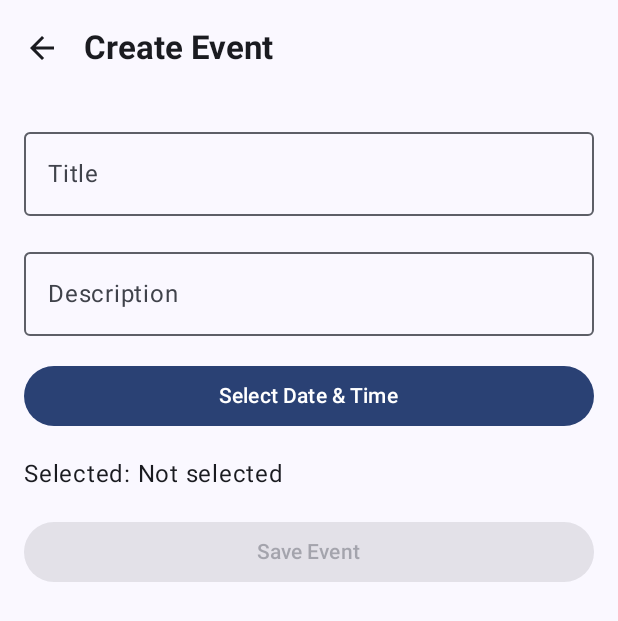
After one commit to Dinabdullah/Event-Countdown, an Android app built with Jetpack Compose: the AddEventScreen screen opened through its navigation route, on a phone screen of 412 x 824 dp. The commit adds this screen. Shown: the top 621 px of the screen. Run offline under Robolectric (Android 15) with nearby library versions, the phone set to English and light mode, and no system bars; our stand-ins replace Room's generated code.

Commit message:
update add event

```diff
--- /dev/null
+++ b/app/src/main/java/com/example/eventcountdown/AddEventScreen.kt
@@ -0,0 +1,108 @@
+package com.example.eventcountdown
+
+import android.app.DatePickerDialog
+import android.app.TimePickerDialog
+import androidx.compose.foundation.layout.*
+import androidx.compose.material.icons.Icons
+import androidx.compose.material.icons.filled.ArrowBack
+import androidx.compose.material3.*
+import androidx.compose.runtime.*
+import androidx.compose.ui.Alignment
+import androidx.compose.ui.Modifier
+import androidx.compose.ui.graphics.Color
+import androidx.compose.ui.platform.LocalContext
+import androidx.compose.ui.unit.dp
+import androidx.navigation.NavController
+import java.util.*
+
+@OptIn(ExperimentalMaterial3Api::class)
+@Composable
+fun AddEventScreen(navController: NavController, viewModel: EventViewModel) {
+    var title by remember { mutableStateOf("") }
+    var description by remember { mutableStateOf("") }
+    var selectedDate by remember { mutableStateOf<Date?>(null) }
+    val context = LocalContext.current
+    val calendar = remember { Calendar.getInstance() }
+
+    val datePicker = DatePickerDialog(
+        context,
+        { _, y, m, d ->
+            TimePickerDialog(
+                context,
+                { _, h, min ->
+                    calendar.set(y, m, d, h, min)
+                    selectedDate = calendar.time
+                },
+                calendar.get(Calendar.HOUR),
+                calendar.get(Calendar.MINUTE),
+                true
+            ).show()
+        },
+        calendar.get(Calendar.YEAR),
+        calendar.get(Calendar.MONTH),
+        calendar.get(Calendar.DAY_OF_MONTH)
+    )
+
+    Scaffold(
+        topBar = {
+            TopAppBar(
+                title = { Text("Create Event") },
+                navigationIcon = {
+                    IconButton(onClick = { navController.popBackStack() }) {
+                        Icon(Icons.Default.ArrowBack, contentDescription = "Back")
+                    }
+                }
+            )
+        }
+    ) { padding ->
+        Column(
+            Modifier
+                .padding(padding)
+                .padding(16.dp)
+                .fillMaxSize(),
+            verticalArrangement = Arrangement.spacedBy(16.dp)
+        ) {
+            OutlinedTextField(
+                value = title,
+                onValueChange = { title = it },
+                label = { Text("Title") },
+                modifier = Modifier.fillMaxWidth()
+            )
+
+            OutlinedTextField(
+                value = description,
+                onValueChange = { description = it },
+                label = { Text("Description") },
+                modifier = Modifier.fillMaxWidth(),
+                maxLines = 3
+            )
+
+            Button(
+                onClick = { datePicker.show() },
+                modifier = Modifier.fillMaxWidth()
+            ) {
+                Text("Select Date & Time")
+            }
+
+            Text("Selected: ${selectedDate?.toString() ?: "Not selected"}")
+
+            Button(
+                onClick = {
+                    selectedDate?.let {
+                        viewModel.addEvent(Event(
+                            title = title,
+                            description = description,
+                            date = it,
+                            color = Color.Blue.toString()
+                        ))
+                        navController.popBackStack()
+                    }
+                },
+                modifier = Modifier.fillMaxWidth(),
+                enabled = title.isNotBlank() && selectedDate != null
+            ) {
+                Text("Save Event")
+            }
+        }
+    }
+}
--- /dev/null
+++ b/app/src/main/java/com/example/eventcountdown/AppDatabase.kt
@@ -0,0 +1,11 @@
+package com.example.eventcountdown
+
+import androidx.room.Database
+import androidx.room.RoomDatabase
+import androidx.room.TypeConverters
+
+@Database(entities = [Event::class], version = 1)
+@TypeConverters(Converters::class)
+abstract class AppDatabase : RoomDatabase() {
+    abstract fun eventDao(): EventDao
+}
--- /dev/null
+++ b/app/src/main/java/com/example/eventcountdown/EventDao.kt
@@ -0,0 +1,15 @@
+package com.example.eventcountdown
+
+import androidx.room.Dao
+import androidx.room.Insert
+import androidx.room.Query
+import kotlinx.coroutines.flow.Flow
+
+@Dao
+interface EventDao {
+    @Insert
+    suspend fun insert(event: Event)
+
+    @Query("SELECT * FROM events ORDER BY date ASC")
+    fun getAllEvents(): Flow<List<Event>>
+}
--- /dev/null
+++ b/app/src/main/java/com/example/eventcountdown/EventViewModel.kt
@@ -0,0 +1,58 @@
+package com.example.eventcountdown
+
+import androidx.lifecycle.ViewModel
+import androidx.lifecycle.viewModelScope
+import kotlinx.coroutines.flow.MutableStateFlow
+import kotlinx.coroutines.flow.StateFlow
+import kotlinx.coroutines.flow.asStateFlow
+import kotlinx.coroutines.flow.catch
+import kotlinx.coroutines.flow.onStart
+import kotlinx.coroutines.launch
+
+class EventViewModel(private val eventDao: EventDao) : ViewModel() {
+    private val _events = MutableStateFlow<List<Event>>(emptyList())
+    val events: StateFlow<List<Event>> = _events.asStateFlow()
+
+    private val _isLoading = MutableStateFlow(false)
+    val isLoading: StateFlow<Boolean> = _isLoading.asStateFlow()
+
+    private val _error = MutableStateFlow<String?>(null)
+    val error: StateFlow<String?> = _error.asStateFlow()
+
+    init {
+        loadEvents()
+    }
+
+    fun loadEvents() {
+        viewModelScope.launch {
+            eventDao.getAllEvents()
+                .onStart { _isLoading.value = true }
+                .catch { exception ->
+                    _error.value = "Failed to load events: ${exception.message}"
+                    _isLoading.value = false
+                }
+                .collect { events ->
+                    _events.value = events
+                    _isLoading.value = false
+                    _error.value = null
+                }
+        }
+    }
+
+    fun addEvent(event: Event) {
+        viewModelScope.launch {
+            try {
+                _isLoading.value = true
+                eventDao.insert(event)
+            } catch (e: Exception) {
+                _error.value = "Failed to add event: ${e.message}"
+            } finally {
+                _isLoading.value = false
+            }
+        }
+    }
+
+    fun clearError() {
+        _error.value = null
+    }
+}
--- /dev/null
+++ b/app/src/main/java/com/example/eventcountdown/HomeScreen.kt
@@ -0,0 +1,91 @@
+package com.example.eventcountdown
+
+import androidx.compose.foundation.layout.*
+import androidx.compose.material.icons.Icons
+import androidx.compose.material.icons.filled.Add
+import androidx.compose.material3.*
+import androidx.compose.runtime.Composable
+import androidx.compose.runtime.collectAsState
+import androidx.compose.runtime.getValue
+import androidx.compose.ui.Alignment
+import androidx.compose.ui.Modifier
+import androidx.compose.ui.graphics.Color
+import androidx.compose.ui.text.font.FontWeight
+import androidx.compose.ui.unit.dp
+import androidx.compose.ui.unit.sp
+import androidx.navigation.NavController
+
+@OptIn(ExperimentalMaterial3Api::class)
+@Composable
+fun HomeScreen(navController: NavController, viewModel: EventViewModel) {
+    val events by viewModel.events.collectAsState()
+
+    Scaffold(
+        floatingActionButton = {
+            FloatingActionButton(
+                onClick = { navController.navigate("addEvent") },
+                containerColor = Color.Blue,
+                contentColor = Color.White
+            ) {
+                Icon(
+                    imageVector = Icons.Default.Add,
+                    contentDescription = "Add Event"
+                )
+            }
+        }
+    ) { padding ->
+        if (events.isEmpty()) {
+            Box(
+                modifier = Modifier
+                    .fillMaxSize()
+                    .padding(padding),
+                contentAlignment = Alignment.Center
+            ) {
+                Text(
+                    text = "No events yet",
+                    fontSize = 20.sp,
+                    fontWeight = FontWeight.Bold,
+                    style = MaterialTheme.typography.titleLarge
+                )
+            }
+        } else {
+            Column(
+                modifier = Modifier
+                    .fillMaxSize()
+                    .padding(padding)
+            ) {
+                events.forEach { event ->
+                    EventItem(event = event)
+                }
+            }
+        }
+    }
+}
+
+@Composable
+fun EventItem(event: Event) {
+    Card(
+        modifier = Modifier
+            .fillMaxWidth()
+            .padding(8.dp),
+        elevation = CardDefaults.cardElevation(defaultElevation = 4.dp)
+    ) {
+        Column(
+            modifier = Modifier.padding(16.dp)
+        ) {
+            Text(
+                text = event.title,
+                fontWeight = FontWeight.Bold,
+                style = MaterialTheme.typography.titleMedium
+            )
+            Text(
+                text = event.description,
+                style = MaterialTheme.typography.bodyMedium
+            )
+            Text(
+                text = event.date.toString(),
+                style = MaterialTheme.typography.bodySmall
+            )
+        }
+    }
+}
--- a/app/src/main/java/com/example/eventcountdown/MainActivity.kt
+++ b/app/src/main/java/com/example/eventcountdown/MainActivity.kt
@@ -3,45 +3,32 @@ package com.example.eventcountdown
 import android.os.Bundle
 import androidx.activity.ComponentActivity
 import androidx.activity.compose.setContent
-import androidx.activity.enableEdgeToEdge
 import androidx.compose.foundation.layout.fillMaxSize
-import androidx.compose.foundation.layout.padding
-import androidx.compose.material3.Scaffold
-import androidx.compose.material3.Text
-import androidx.compose.runtime.Composable
+import androidx.compose.material3.MaterialTheme
+import androidx.compose.material3.Surface
 import androidx.compose.ui.Modifier
-import androidx.compose.ui.tooling.preview.Preview
+import androidx.room.Room
 import com.example.eventcountdown.ui.theme.EventCountdownTheme
 
 class MainActivity : ComponentActivity() {
     override fun onCreate(savedInstanceState: Bundle?) {
         super.onCreate(savedInstanceState)
-        enableEdgeToEdge()
+
+        val db = Room.databaseBuilder(
+            applicationContext,
+            AppDatabase::class.java,
+            "event_database.db"
+        ).fallbackToDestructiveMigration().build()
+
         setContent {
             EventCountdownTheme {
-                Scaffold(modifier = Modifier.fillMaxSize()) { innerPadding ->
-                    Greeting(
-                        name = "Android",
-                        modifier = Modifier.padding(innerPadding)
-                    )
+                Surface(
+                    color = MaterialTheme.colorScheme.background,
+                    modifier = Modifier.fillMaxSize()
+                ) {
+                    EventNavigation(EventViewModel(db.eventDao()))
                 }
             }
         }
     }
 }
-
-@Composable
-fun Greeting(name: String, modifier: Modifier = Modifier) {
-    Text(
-        text = "Hello $name!",
-        modifier = modifier
-    )
-}
-
-@Preview(showBackground = true)
-@Composable
-fun GreetingPreview() {
-    EventCountdownTheme {
-        Greeting("Android")
-    }
-}
--- /dev/null
+++ b/app/src/main/java/com/example/eventcountdown/Navigation.kt
@@ -0,0 +1,20 @@
+package com.example.eventcountdown
+
+import androidx.compose.runtime.Composable
+import androidx.navigation.compose.NavHost
+import androidx.navigation.compose.composable
+import androidx.navigation.compose.rememberNavController
+
+@Composable
+fun EventNavigation(eventViewModel: EventViewModel) {
+    val navController = rememberNavController()
+
+    NavHost(navController = navController, startDestination = "home") {
+        composable("home") {
+            HomeScreen(navController, eventViewModel)
+        }
+        composable("addEvent") {
+            AddEventScreen(navController, eventViewModel)
+        }
+    }
+}
--- a/build.gradle.kts
+++ b/build.gradle.kts
@@ -2,4 +2,6 @@
 plugins {
     alias(libs.plugins.android.application) apply false
     alias(libs.plugins.jetbrains.kotlin.android) apply false
+    id("com.google.devtools.ksp") version "1.9.0-1.0.13" apply false
+
 }
```
Also changed, not shown: app/build.gradle.kts (+16 -15 lines), app/src/main/java/com/example/eventcountdown/Converters.kt (added, +12 -0 lines), app/src/main/java/com/example/eventcountdown/Event.kt (added, +16 -0 lines), app/src/main/java/com/example/eventcountdown/ui/theme/Theme.kt (+161 -19 lines).
